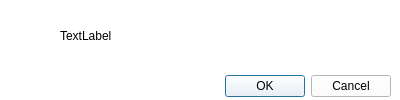
Qt form alert.ui (chaidk/ErrorCalibration) before a commit.
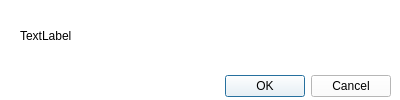
The same form after that commit. Icons and pictures are not drawn.

The edit to the form file:
```diff
--- a/alert.ui
+++ b/alert.ui
@@ -66,9 +66,9 @@
   <widget class="QLabel" name="content">
    <property name="geometry">
     <rect>
-     <x>60</x>
+     <x>20</x>
      <y>0</y>
-     <width>281</width>
+     <width>371</width>
      <height>71</height>
     </rect>
    </property>
```
Left out of the diff: 2 changed lines with no effect on the pictures.
